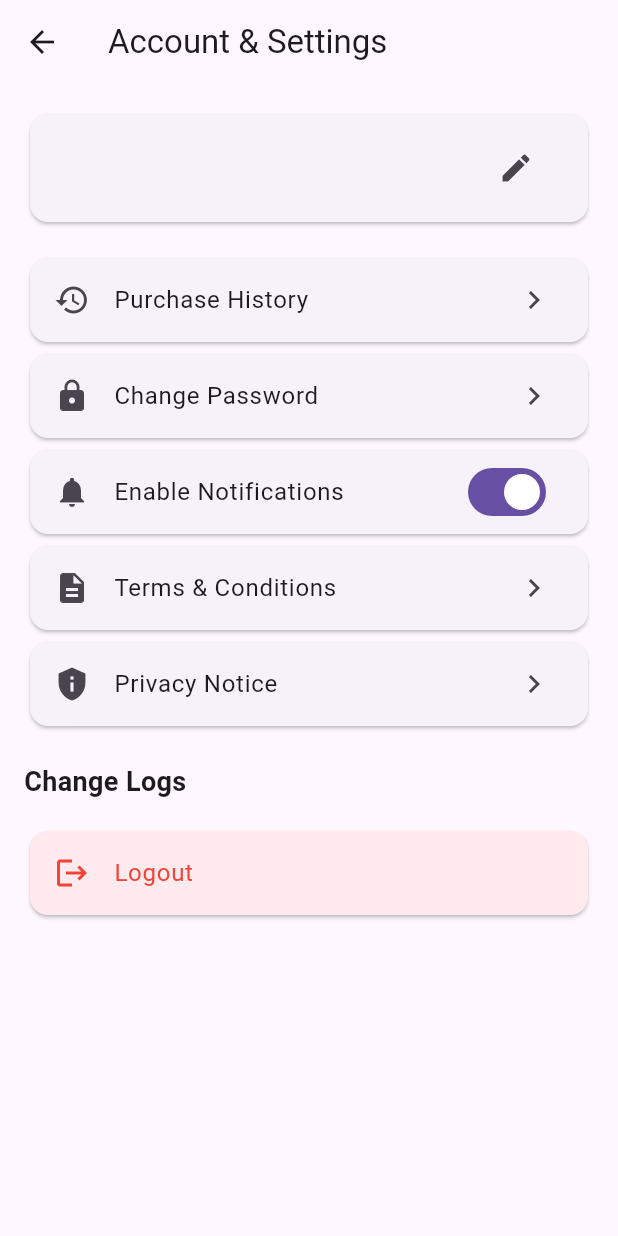
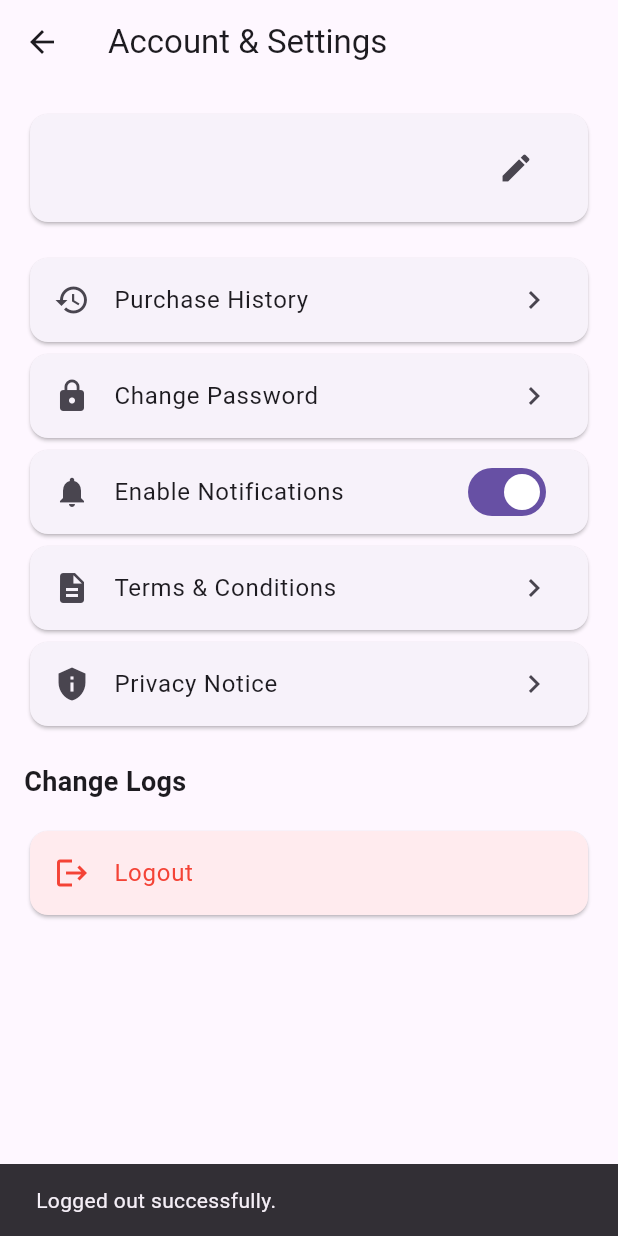
Before and after one commit to JayMatt21/ARlens, a Flutter app: the SettingsPage screen opened directly, after a tap on "Logout", on a phone screen of 412 x 824 dp. Run offline on Flutter 3.47's test engine with Material 3 defaults, Android fonts, the phone set to English and light mode, and no system bars; our stand-ins replace equatable, flutter_bloc, flutter_screenutil, flutter_secure_storage, get_it, go_router and 2 more; accounts and stored records are empty.

Commit message:
logout function

```diff
--- a/lib/presentation/pages/customer/settings_page.dart
+++ b/lib/presentation/pages/customer/settings_page.dart
@@ -34,7 +34,7 @@ class _SettingsPageState extends State<SettingsPage> {
 
     try {
       final profile = await Supabase.instance.client
-          .from('profiles')
+          .from('users')
           .select()
           .eq('id', user.id)
           .single();
@@ -66,7 +66,7 @@ class _SettingsPageState extends State<SettingsPage> {
 
     try {
       await Supabase.instance.client
-          .from('profiles')
+          .from('users')
           .update(updates)
           .eq('id', user.id)
           .select();
@@ -94,12 +94,15 @@ class _SettingsPageState extends State<SettingsPage> {
 
   void _logout() async {
     await Supabase.instance.client.auth.signOut();
-    if (!mounted) return;
-    Navigator.of(context).pushReplacementNamed('/login');
+      if (!mounted) return;
+      WidgetsBinding.instance.addPostFrameCallback((_) {
+        Navigator.of(context).pushNamedAndRemoveUntil('/login', (route) => false);
+      });
     ScaffoldMessenger.of(context).showSnackBar(
       const SnackBar(content: Text("Logged out successfully.")),
     );
   }
+
 
   void _showEditProfileDialog() {
     showDialog(
```
